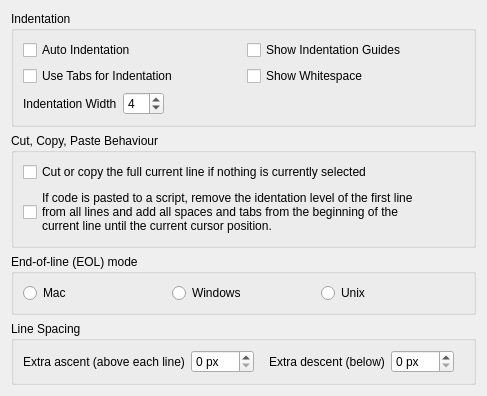
Before: the Qt Designer form Qitom/ui/widgetPropEditorGeneral.ui in itom-project/itom, drawn with Qt 5.
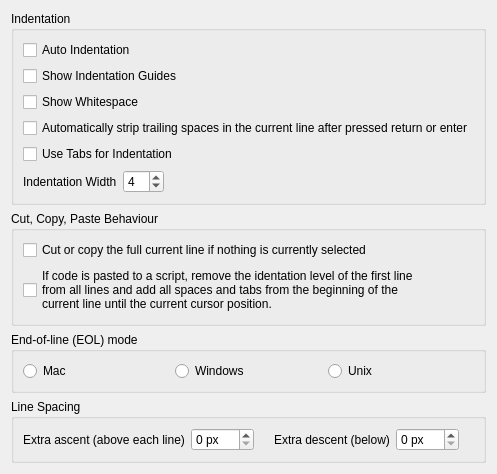
After: the same form once the commit is applied.

Commit message: code editor feature: strip trailing whitespaces and tabs in the current line after pressed return or enter. This feature can be disabled in the properties (editor >> General). However, they are recommended to follow the Python PEP8 style guide advises.

Patch:
```diff
--- a/Qitom/ui/widgetPropEditorGeneral.ui
+++ b/Qitom/ui/widgetPropEditorGeneral.ui
@@ -7,9 +7,15 @@
     <x>0</x>
     <y>0</y>
     <width>487</width>
-    <height>365</height>
+    <height>423</height>
    </rect>
   </property>
+  <property name="minimumSize">
+   <size>
+    <width>0</width>
+    <height>0</height>
+   </size>
+  </property>
   <property name="windowTitle">
    <string>Form</string>
   </property>
@@ -18,41 +24,50 @@
     <layout class="QVBoxLayout" name="verticalLayout_7">
      <item>
       <widget class="QGroupBox" name="groupIndentation">
+       <property name="minimumSize">
+        <size>
+         <width>0</width>
+         <height>0</height>
+        </size>
+       </property>
        <property name="title">
         <string>Indentation</string>
        </property>
        <layout class="QVBoxLayout" name="verticalLayout_2">
         <item>
-         <layout class="QGridLayout" name="gridLayout">
-          <item row="0" column="0">
            <widget class="QCheckBox" name="checkAutoIndent">
             <property name="text">
              <string>Auto Indentation</string>
             </property>
            </widget>
           </item>
-          <item row="0" column="1">
+        <item>
            <widget class="QCheckBox" name="checkIndentShowGuides">
             <property name="text">
              <string>Show Indentation Guides</string>
             </property>
            </widget>
           </item>
-          <item row="1" column="0">
-           <widget class="QCheckBox" name="checkIndentUseTabs">
-            <property name="text">
-             <string>Use Tabs for Indentation</string>
-            </property>
-           </widget>
-          </item>
-          <item row="1" column="1">
+        <item>
            <widget class="QCheckBox" name="checkShowWhitespace">
             <property name="text">
              <string>Show Whitespace</string>
             </property>
            </widget>
           </item>
-         </layout>
+        <item>
+         <widget class="QCheckBox" name="checkStripSpacesAfterReturn">
+          <property name="text">
+           <string>Automatically strip trailing spaces in the current line after pressed return or enter</string>
+          </property>
+         </widget>
+        </item>
+        <item>
+         <widget class="QCheckBox" name="checkIndentUseTabs">
+          <property name="text">
+           <string>Use Tabs for Indentation</string>
+          </property>
+         </widget>
         </item>
         <item>
          <layout class="QHBoxLayout" name="horizontalLayout_2">
```
Lines whose indentation alone changed are shown as unchanged. The commit also changes 5 other files.
